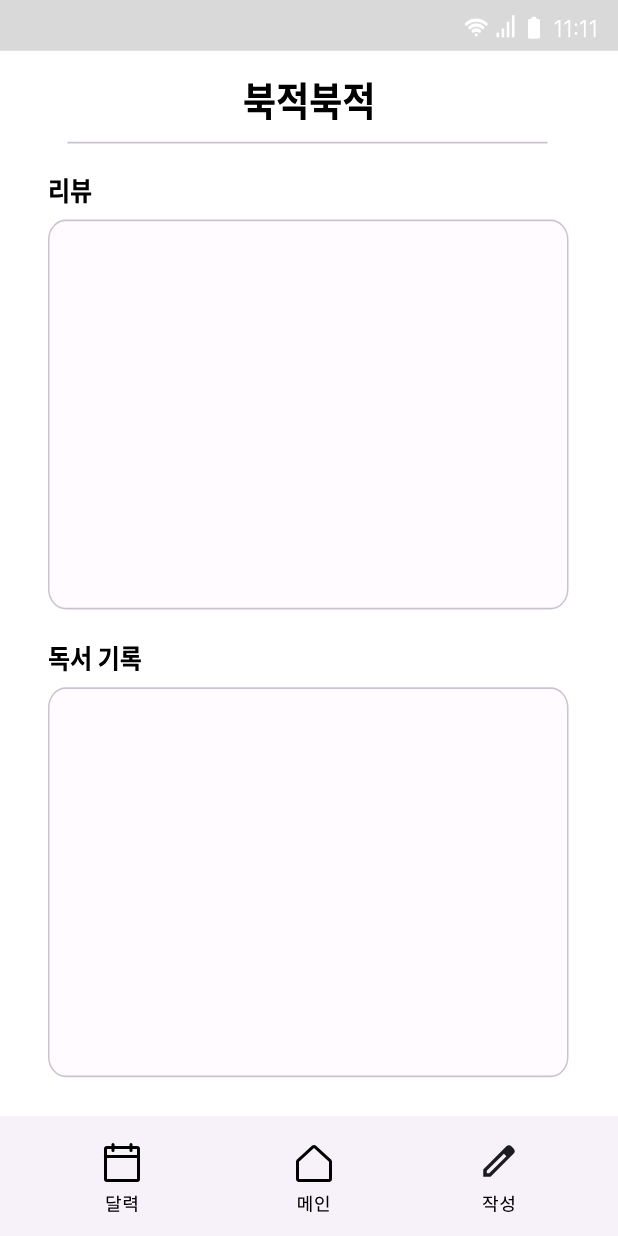
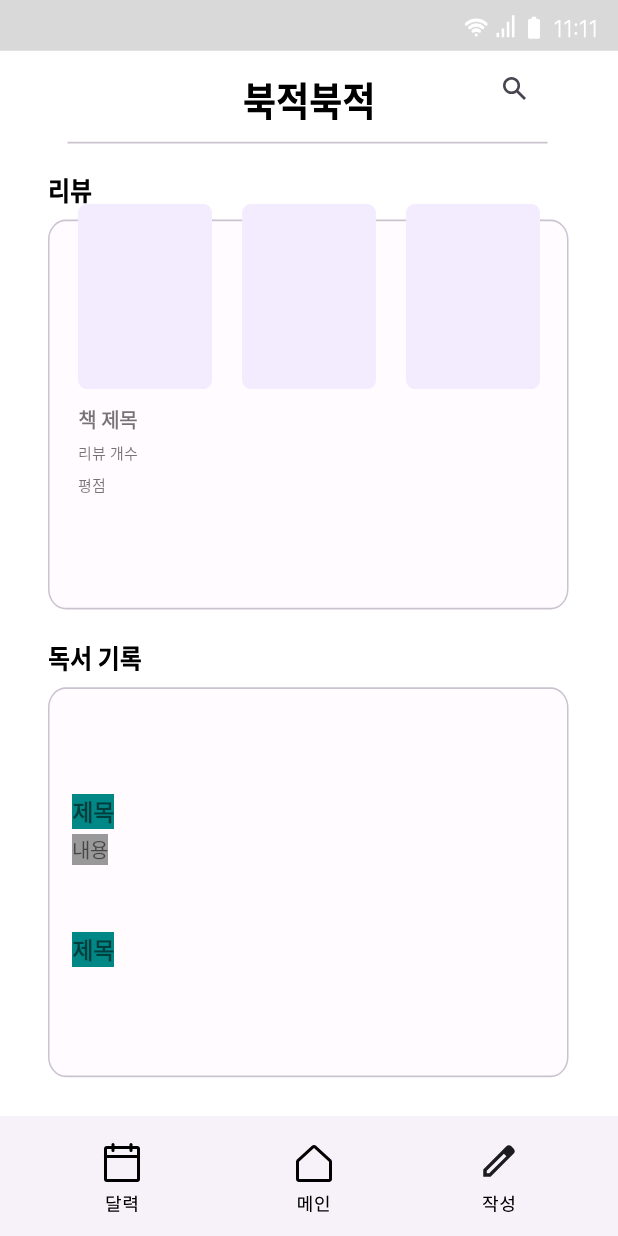
Before and after one commit to eireh001/GURU_Android_team30, an Android app: the MainActivity screen opened directly, with no data from a screen before it, on a phone screen of 412 x 824 dp. Run offline under Robolectric (Android 15) with nearby library versions, the phone set to English and light mode, and no system bars.

Commit message:
메인 수정

```diff
--- a/app/src/main/java/com/example/guru_android_team30/MainActivity.kt
+++ b/app/src/main/java/com/example/guru_android_team30/MainActivity.kt
@@ -1,11 +1,28 @@
 package com.example.guru_android_team30
 
+import android.content.Intent
 import androidx.appcompat.app.AppCompatActivity
 import android.os.Bundle
+import android.widget.ImageButton
 
 class MainActivity : AppCompatActivity() {
+
+    lateinit var main_navi : ImageButton
+    lateinit var cal_navi : ImageButton
+    lateinit var write_navi : ImageButton
+
     override fun onCreate(savedInstanceState: Bundle?) {
         super.onCreate(savedInstanceState)
         setContentView(R.layout.activity_main)
+
+        main_navi = findViewById(R.id.Main_navi_btn)
+        cal_navi = findViewById(R.id.Cal_navi_btn)
+        write_navi = findViewById(R.id.write_navi_btn)
+
+        //네비게이션 바 클릭
+        main_navi.setOnClickListener {
+            var intent = Intent(this, MainActivity::class.java)
+            startActivity(intent)
+        }
     }
 }
--- /dev/null
+++ b/app/src/main/res/drawable/main_bookcover.xml
@@ -0,0 +1,24 @@
+<?xml version="1.0" encoding="utf-8"?>
+<vector
+    xmlns:android="http://schemas.android.com/apk/res/android"
+    xmlns:aapt="http://schemas.android.com/aapt"
+    android:width="89.28dp"
+    android:height="123.34dp"
+    android:viewportWidth="89.28"
+    android:viewportHeight="123.34"
+    >
+
+    <group>
+
+        <clip-path
+            android:pathData="M6 0H83.2812C86.5949 0 89.2812 2.68629 89.2812 6V117.337C89.2812 120.651 86.5949 123.337 83.2812 123.337H6C2.68629 123.337 0 120.651 0 117.337V6C0 2.68629 2.68629 0 6 0Z"
+            />
+
+        <path
+            android:pathData="M0 0V123.337H89.2812V0"
+            android:fillColor="#F3ECFF"
+            />
+
+    </group>
+
+</vector>
--- a/app/src/main/res/layout/activity_main.xml
+++ b/app/src/main/res/layout/activity_main.xml
@@ -20,9 +20,8 @@
         app:layout_constraintStart_toStartOf="parent"
         tools:layout_editor_absoluteY="652dp" />
 
-
     <ImageButton
-        android:id="@+id/Main_navi_button"
+        android:id="@+id/Main_navi_btn"
         android:layout_width="wrap_content"
         android:layout_height="wrap_content"
         android:layout_alignParentStart="true"
@@ -36,6 +35,7 @@
         app:layout_constraintStart_toStartOf="parent" />
 
     <ImageButton
+        android:id="@+id/Cal_navi_btn"
         android:layout_width="wrap_content"
         android:layout_height="wrap_content"
         android:layout_alignParentStart="true"
@@ -45,6 +45,7 @@
         android:background="@drawable/calender_navi_button" />
 
     <ImageButton
+        android:id="@+id/write_navi_btn"
         android:layout_width="wrap_content"
         android:layout_height="wrap_content"
         android:layout_alignParentEnd="true"
@@ -53,5 +54,130 @@
         android:layout_marginBottom="16dp"
         android:background="@drawable/writing_navi_button" />
 
+    <ImageButton
+        android:id="@+id/search_icon"
+        android:layout_width="wrap_content"
+        android:layout_height="wrap_content"
+        android:layout_alignParentTop="true"
+        android:layout_alignParentEnd="true"
+        android:layout_marginTop="51dp"
+        android:layout_marginEnd="61dp"
+        android:background="@drawable/search_icon" />
+
+    <!--리뷰 -->
+    <ImageButton
+        android:id="@+id/book1"
+        android:layout_width="wrap_content"
+        android:layout_height="wrap_content"
+        android:layout_alignParentStart="true"
+        android:layout_alignParentTop="true"
+        android:layout_marginStart="52dp"
+        android:layout_marginTop="136dp"
+        android:background="@drawable/main_bookcover" />
+
+    <TextView
+        android:id="@+id/Review_title1"
+        android:layout_width="90dp"
+        android:layout_height="wrap_content"
+        android:layout_alignParentStart="true"
+        android:layout_alignParentTop="true"
+        android:layout_marginStart="52dp"
+        android:layout_marginTop="269dp"
+        android:text="책 제목"
+        android:textSize="13dp"
+        android:textStyle="bold"/>
+
+    <TextView
+        android:id="@+id/Revie_count1"
+        android:layout_width="90dp"
+        android:layout_height="wrap_content"
+        android:layout_alignParentStart="true"
+        android:layout_alignParentTop="true"
+        android:layout_marginStart="52dp"
+        android:layout_marginTop="294dp"
+        android:text="리뷰 개수"
+        android:textSize="10dp" />
+
+    <TextView
+        android:id="@+id/Review_grade1"
+        android:layout_width="90dp"
+        android:layout_height="wrap_content"
+        android:layout_alignParentStart="true"
+        android:layout_alignParentTop="true"
+        android:layout_marginStart="52dp"
+        android:layout_marginTop="315dp"
+        android:text="평점"
+        android:textSize="10dp" />
+
+    <ImageButton
+        android:id="@+id/book2"
+        android:layout_width="wrap_content"
+        android:layout_height="wrap_content"
+        android:layout_alignParentTop="true"
+        android:layout_centerHorizontal="true"
+        android:layout_marginTop="136dp"
+        android:background="@drawable/main_bookcover" />
+
+    <ImageButton
+        android:id="@+id/book3"
+        android:layout_width="wrap_content"
+        android:layout_height="wrap_content"
+        android:layout_alignParentTop="true"
+        android:layout_alignParentEnd="true"
+        android:layout_marginTop="136dp"
+        android:layout_marginEnd="52dp"
+        android:background="@drawable/main_bookcover" />
+
+    <!--독서기록 -->
+    <TextView
+        android:id="@+id/Write_title1"
+        android:layout_width="wrap_content"
+        android:layout_height="wrap_content"
+        android:layout_alignParentStart="true"
+        android:layout_alignParentBottom="true"
+        android:layout_marginStart="48dp"
+        android:layout_marginBottom="271dp"
+        android:text="제목"
+        android:textSize="15sp"
+        android:textStyle="bold"
+        android:background="@color/teal_700" />
+
+    <TextView
+        android:id="@+id/Write_content1"
+        android:layout_width="wrap_content"
+        android:layout_height="wrap_content"
+        android:layout_alignParentStart="true"
+        android:layout_alignParentBottom="true"
+        android:layout_marginStart="48dp"
+        android:layout_marginBottom="247dp"
+        android:background="@color/gray"
+        android:text="내용"
+        android:maxLines="3"
+        android:textSize="13sp" />
+
+    <TextView
+        android:id="@+id/Write_title2"
+        android:layout_width="wrap_content"
+        android:layout_height="wrap_content"
+        android:layout_alignParentStart="true"
+        android:layout_alignParentBottom="true"
+        android:layout_marginStart="48dp"
+        android:layout_marginBottom="179dp"
+        android:background="@color/teal_700"
+        android:text="제목"
+        android:textSize="15sp"
+        android:textStyle="bold" />
+
+    <TextView
+        android:id="@+id/Write_content2"
+        android:layout_width="wrap_content"
+        android:layout_height="wrap_content"
+        android:layout_alignParentStart="true"
+        android:layout_alignParentBottom="true"
+        android:layout_marginStart="48dp"
+        android:layout_marginBottom="247dp"
+        android:background="@color/gray"
+        android:text="내용"
+        android:textSize="13sp" />
 
 </RelativeLayout>
```
